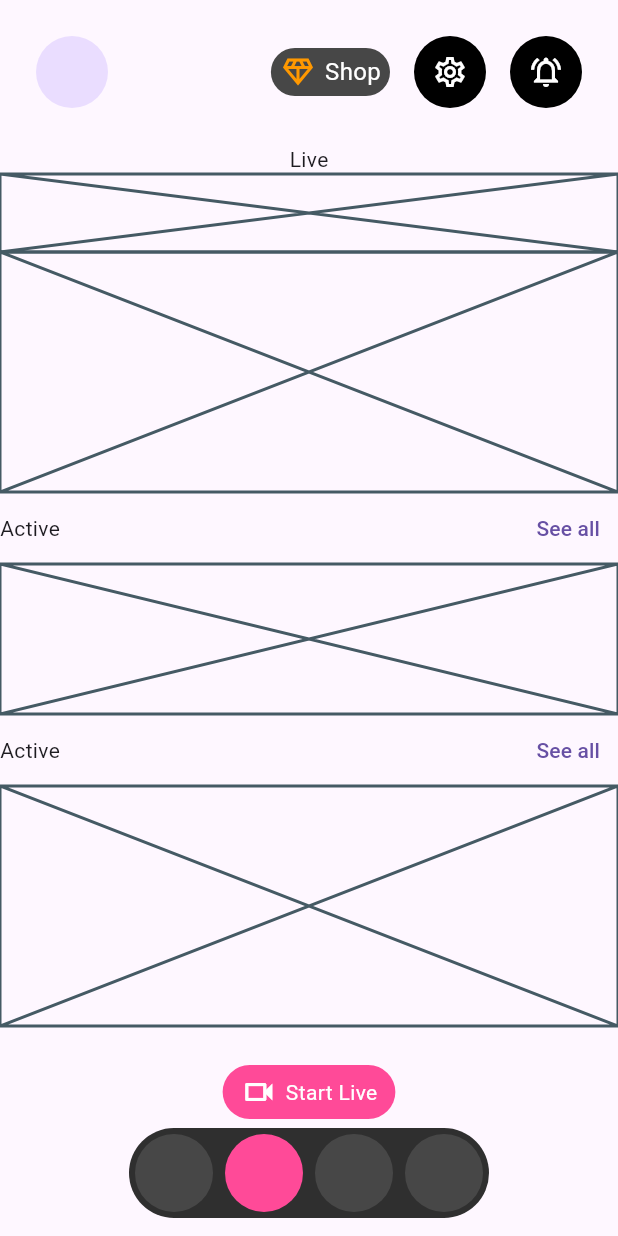
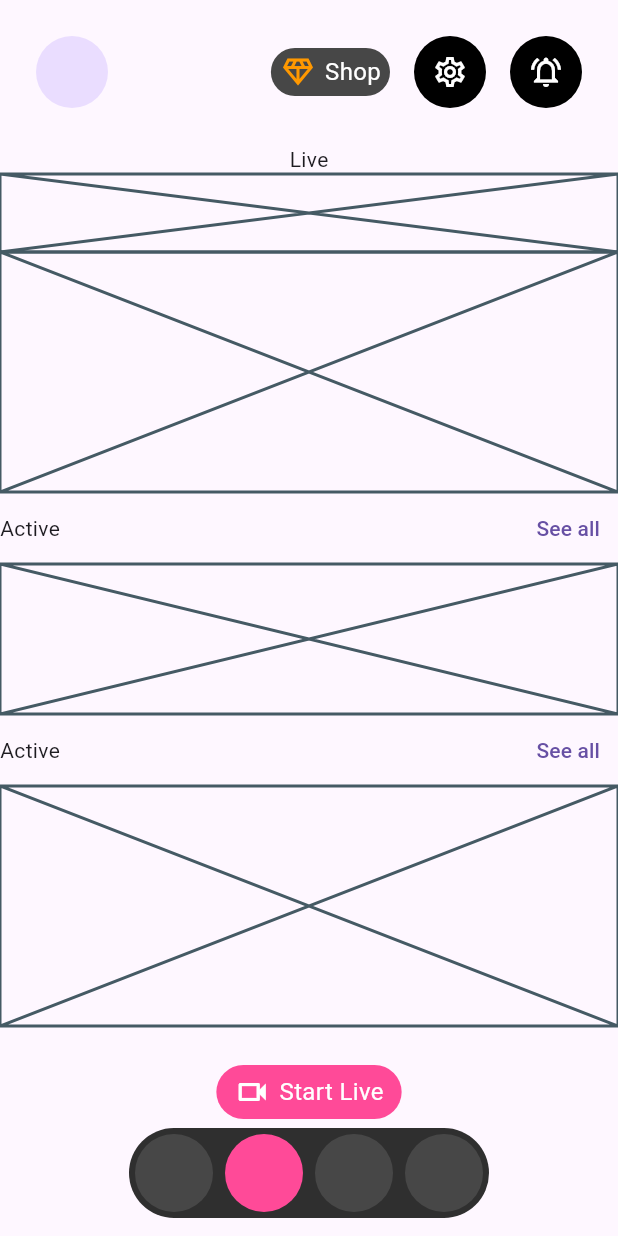
Before and after one commit to JAICHANGPARK/flutter_notebook_chapter_43, a Flutter app: the AiVideoHomePage screen opened directly, on a phone screen of 412 x 824 dp. Run offline on Flutter 3.47's test engine with Material 3 defaults, Android fonts, the phone set to English and light mode, and no system bars; our stand-ins replace gap, hugeicons, percent_indicator.

Commit message:
Update ai_video_home_page.dart

```diff
--- a/lib/ep2181_ai_video_chat_app/ui/ai_video_home_page.dart
+++ b/lib/ep2181_ai_video_chat_app/ui/ai_video_home_page.dart
@@ -150,6 +150,7 @@ class _AiVideoHomePageState extends State<AiVideoHomePage> {
                           "Start Live",
                           style: TextStyle(
                             color: Colors.white,
+                            fontSize: 16
                           ),
                         ),
                       ],
```
